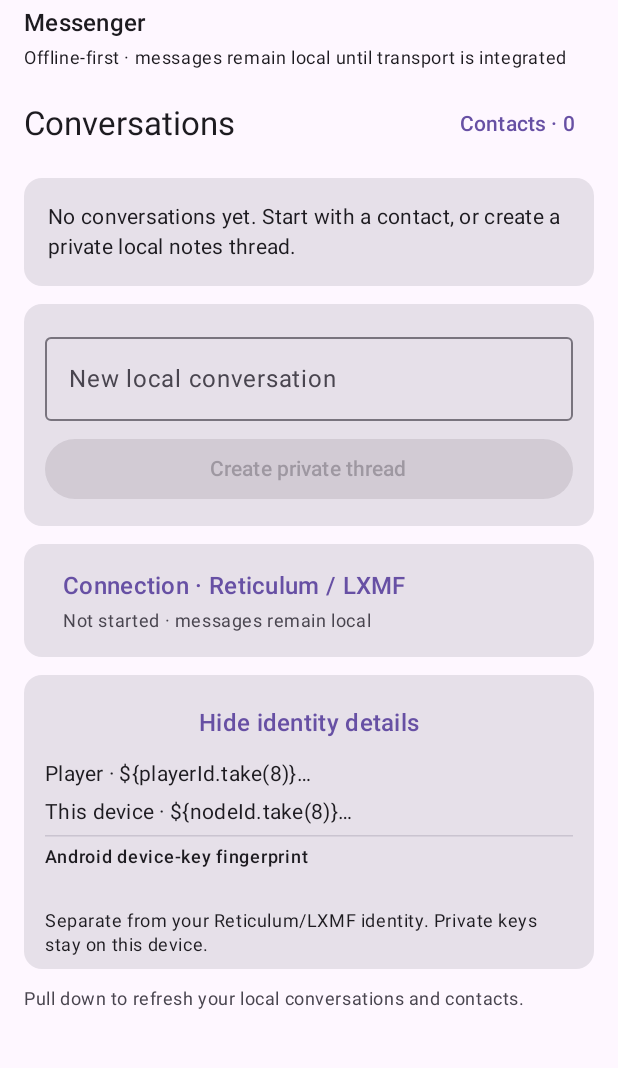
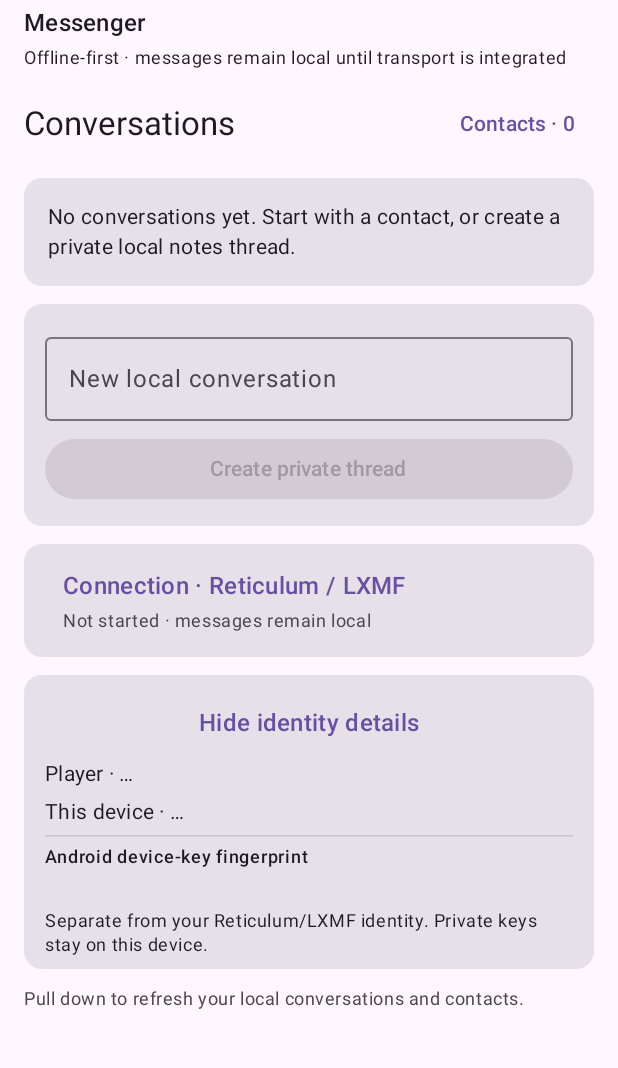
Before and after one commit to serendipitous-adv/urban-alchemy, an Android app built with Jetpack Compose: the composable MessengerHome called with empty values, after a tap on "Identity details", on a phone screen of 412 x 824 dp, the part 78-1146 px from its top. Run offline under Robolectric (Android 15) with nearby library versions, the phone set to English and light mode, and no system bars; libraries missing offline, so code that uses them is left out: com.chaquo.python; 5 statements that could not run were skipped.

Commit message:
Fix identity detail interpolation in inbox UI

```diff
--- a/android-messenger/app/src/main/java/org/urbanalchemy/messenger/MainActivity.kt
+++ b/android-messenger/app/src/main/java/org/urbanalchemy/messenger/MainActivity.kt
@@ -418,8 +418,8 @@ private fun MessengerHome(
                         }
                         if (showIdentityDetails) {
                             Column(verticalArrangement = Arrangement.spacedBy(5.dp)) {
-                                Text("Player · \${playerId.take(8)}…", style = MaterialTheme.typography.bodyMedium)
-                                Text("This device · \${nodeId.take(8)}…", style = MaterialTheme.typography.bodyMedium)
+                                Text("Player · ${playerId.take(8)}…", style = MaterialTheme.typography.bodyMedium)
+                                Text("This device · ${nodeId.take(8)}…", style = MaterialTheme.typography.bodyMedium)
                                 androidx.compose.material3.HorizontalDivider()
                                 Text("Android device-key fingerprint", style = MaterialTheme.typography.labelMedium)
                                 Text(fingerprint, style = MaterialTheme.typography.bodySmall)
```
